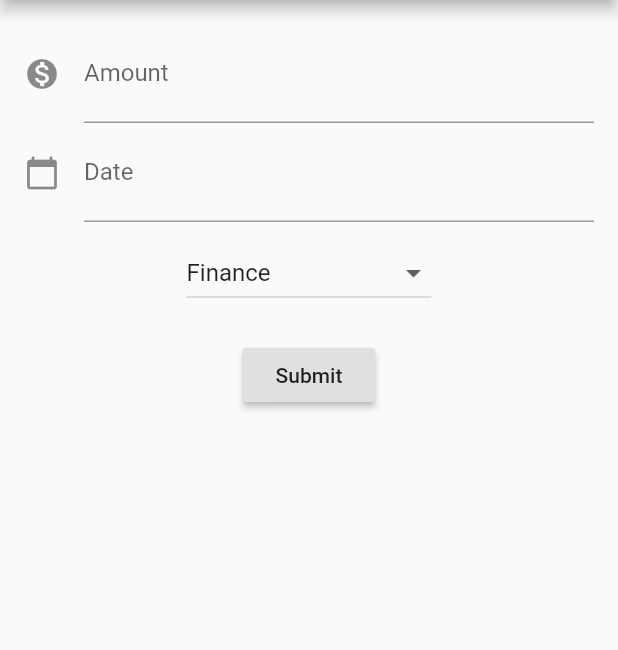
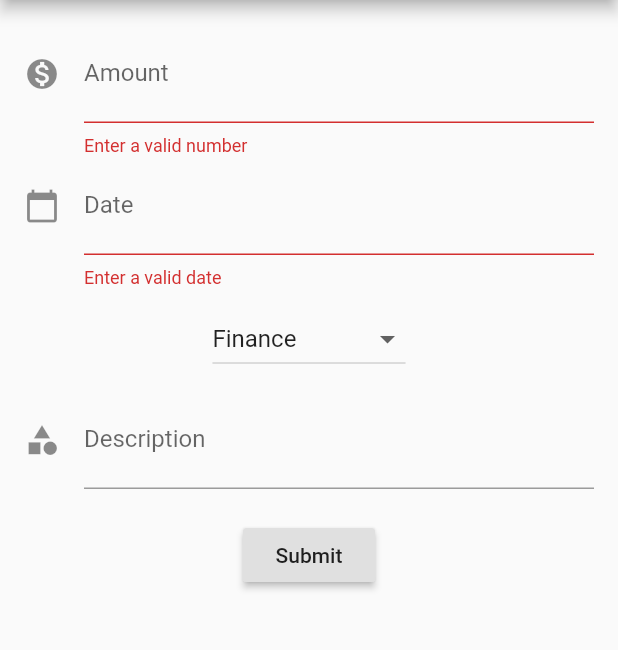
Before and after one commit to joeljohngeorge/Expense-monitor, a Flutter app: the Expenseaddpage screen opened directly, after a tap on "Submit", on a phone screen of 412 x 824 dp, the part 84-734 px from its top. Run offline on Flutter 3.47's test engine with Material 2 defaults, Android fonts, the phone set to English and light mode, and no system bars; our stand-ins replace fluttertoast, shared_preferences; accounts and stored records are empty; network calls fail.

Commit message:
Add files via upload

```diff
--- a/expense/lib/screens/expenseaddpage.dart
+++ b/expense/lib/screens/expenseaddpage.dart
@@ -1,5 +1,5 @@
 import 'dart:convert';
-
+import 'package:shared_preferences/shared_preferences.dart';
 import 'package:flutter/material.dart';
 import 'package:fluttertoast/fluttertoast.dart';
 import 'package:http/http.dart' as http;
@@ -14,12 +14,12 @@ class _ExpenseaddpageState extends State<Expenseaddpage> {
     'Finance',
     'Education',
     'Groceries',
-    'Food & Restaurants',
+    'Food',
     'Transportation',
     'Health',
     'Entertainment',
     'Shopping',
-    'Home & Utilities',
+    'Home',
     'Electricity Bill',
     'Water Bill',
     'Others'
@@ -27,26 +27,40 @@ class _ExpenseaddpageState extends State<Expenseaddpage> {
   var _currentitemselected = 'Finance';
   final _expamtcon = TextEditingController();
   final _datecon = TextEditingController();
+  final _descriptioncon = TextEditingController();
   final formKey = GlobalKey<FormState>();
+  var emailId;
+
+  void getValues() async {
+    print('Getting Values from shared Preferences');
+    SharedPreferences sharedPrefs = await SharedPreferences.getInstance();
+    emailId = sharedPrefs.getString('email');
+    print('user_name: $emailId');
+  }
+
+  @override
+  void initState() {
+    super.initState();
+    getValues();
+  }
 
   void addexpense() async {
-    int exp = int.parse("_expamtcon");
+    //int exp = int.parse("_expamtcon");
     var url = "https://expensemonitor.000webhostapp.com/user/addexpense.php";
     var data = {
+      //int exp = int.parse("_expamtcon"),
+      "user_id": emailId,
       "expense_date": _datecon.text,
-      "amount_spent": exp,
-      //"expense_category_id": formKey,
+      "amount_spent": _expamtcon.text,
+      "description": _descriptioncon.text,
+      "expense_category_id": _currentitemselected,
     };
 
     var res = await http.post(url, body: data);
 
-    //if (jsonDecode(res.body) == "account already exists") {
-    //  Fluttertoast.showToast(
-    //  msg: "account exists, Please login", toastLength: Toast.LENGTH_SHORT);
-    //} else {
     if (jsonDecode(res.body) == "true") {
       Fluttertoast.showToast(
-          msg: "expense added", toastLength: Toast.LENGTH_SHORT);
+          msg: "Expense added", toastLength: Toast.LENGTH_SHORT);
     } else {
       Fluttertoast.showToast(msg: "error", toastLength: Toast.LENGTH_SHORT);
     }
@@ -125,11 +139,22 @@ class _ExpenseaddpageState extends State<Expenseaddpage> {
                     },
                     value: _currentitemselected,
                   ),
+                  SizedBox(height: 10),
+                  TextFormField(
+                    style: TextStyle(fontSize: 22),
+                    decoration: const InputDecoration(
+                      icon: const Icon(Icons.category),
+                      labelText: 'Description',
+                      labelStyle: TextStyle(fontSize: 16),
+                    ),
+                    keyboardType: TextInputType.text,
+                    controller: _descriptioncon,
+                  ),
                   SizedBox(height: 20),
                   RaisedButton(
                     onPressed: () {
                       addexpense();
-                      // _submit();
+                      _submit();
                     },
                     child: new Text('Submit'),
                   )
```
Also changed, not shown: expense/lib/screens/addestimates.dart (+46 -1 lines).
